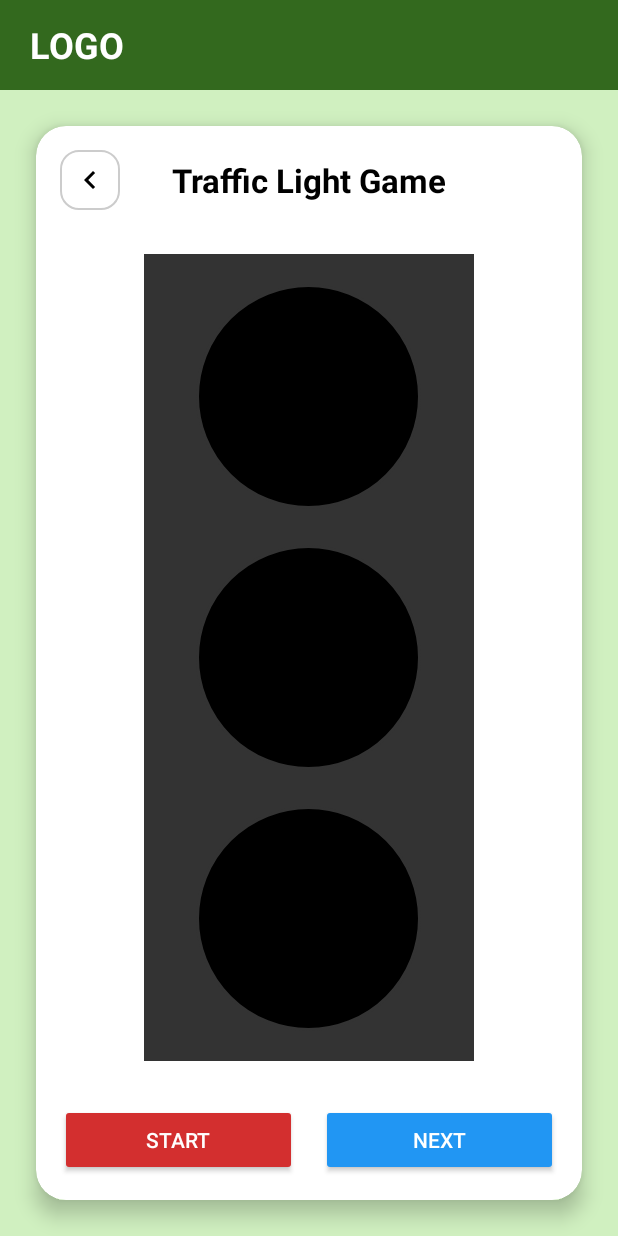
After one commit to xela-ron/Pag-BAUL, an Android app built with Jetpack Compose: the fragment Book3Station4Fragment placed in its activity, on a phone screen of 412 x 824 dp. The commit adds this screen. Run offline under Robolectric (Android 15) with nearby library versions, the phone set to English and light mode, and no system bars.

Commit message:
book 3 game 1

```diff
--- /dev/null
+++ b/app/src/main/java/com/example/pag_baul/Book3Station4Fragment.kt
@@ -0,0 +1,140 @@
+package com.example.pag_baul
+
+import android.os.Bundle
+import android.os.Handler
+import android.os.Looper
+import android.view.LayoutInflater
+import android.view.View
+import android.view.ViewGroup
+import android.widget.Button
+import android.widget.ImageView
+import android.widget.TextView
+import androidx.fragment.app.Fragment
+
+class Book3Station4Fragment : Fragment() {
+
+    private lateinit var lightRed: TextView
+    private lateinit var lightYellow: TextView
+    private lateinit var lightGreen: TextView
+    private lateinit var btnStop: Button
+
+    private val handler = Handler(Looper.getMainLooper())
+    private var isRunning = false
+    private var currentState = 0 // 0 = Start/Red, 1 = Yellow, 2 = Green
+
+    // The logic:
+    // When Running:
+    // - Red lights up, others off.
+    // - After 1 sec, Yellow lights up, others off.
+    // - After 1 sec, Green lights up, others off.
+    // - After 1 sec, Back to Red.
+    // Question text only appears on stop.
+
+    private val trafficLightRunnable = object : Runnable {
+        override fun run() {
+            if (!isRunning) return
+
+            resetLights()
+            // When running, clear all text
+            lightRed.text = ""
+            lightYellow.text = ""
+            lightGreen.text = ""
+
+            when (currentState) {
+                0 -> { // Red
+                    lightRed.setBackgroundResource(R.drawable.circle_red)
+                    currentState = 1
+                    handler.postDelayed(this, 1000)
+                }
+                1 -> { // Yellow
+                    lightYellow.setBackgroundResource(R.drawable.circle_yellow)
+                    currentState = 2
+                    handler.postDelayed(this, 1000)
+                }
+                2 -> { // Green
+                    lightGreen.setBackgroundResource(R.drawable.circle_green)
+                    currentState = 0 // Back to Red next
+                    handler.postDelayed(this, 1000)
+                }
+            }
+        }
+    }
+
+    override fun onCreateView(
+        inflater: LayoutInflater, container: ViewGroup?,
+        savedInstanceState: Bundle?
+    ): View? {
+        val view = inflater.inflate(R.layout.fragment_book3_station4, container, false)
+
+        val btnBack = view.findViewById<ImageView>(R.id.btnBack)
+        lightRed = view.findViewById(R.id.lightRed)
+        lightYellow = view.findViewById(R.id.lightYellow)
+        lightGreen = view.findViewById(R.id.lightGreen)
+        btnStop = view.findViewById(R.id.btnStop)
+        val btnNext = view.findViewById<Button>(R.id.btnNext)
+
+        // Initial state
+        lightRed.text = ""
+        lightYellow.text = ""
+        lightGreen.text = ""
+
+        btnBack.setOnClickListener {
+            parentFragmentManager.popBackStack()
+        }
+
+        btnStop.setOnClickListener {
+            if (isRunning) {
+                stopTrafficLight()
+            } else {
+                startTrafficLight()
+            }
+        }
+
+        btnNext.setOnClickListener {
+             (activity as MainActivity).loadFragment(Book3Station4Game2Fragment())
+        }
+
+        return view
+    }
+
+    private fun startTrafficLight() {
+        isRunning = true
+        btnStop.text = "Stop"
+        // Reset state to Red to start sequence nicely
+        currentState = 0
+        trafficLightRunnable.run()
+    }
+
+    private fun stopTrafficLight() {
+        isRunning = false
+        handler.removeCallbacks(trafficLightRunnable)
+        btnStop.text = "Start"
+
+        lightRed.text = ""
+        lightYellow.text = ""
+        lightGreen.text = ""
+
+        if (currentState == 1) {
+            // RED is lit
+            lightRed.text = "Ano ang mangyayari kapag huminto si Jeff sa pulang ilaw trapiko?"
+        } else if (currentState == 2) {
+            // YELLOW is lit
+            lightYellow.text = "Ano ang mangyayari kapag nakipagkarera si Saro sa ibang jeep?"
+        } else if (currentState == 0) {
+            // GREEN is lit
+            lightGreen.text = "Ano ang mangyayari kapag pinapaalalahanan ni Jeff ang mga bata na mag-ingat sa pagsakay?"
+        }
+    }
+
+    private fun resetLights() {
+        lightRed.setBackgroundResource(R.drawable.circle_black)
+        lightYellow.setBackgroundResource(R.drawable.circle_black)
+        lightGreen.setBackgroundResource(R.drawable.circle_black)
+    }
+
+    override fun onDestroyView() {
+        super.onDestroyView()
+        isRunning = false
+        handler.removeCallbacks(trafficLightRunnable)
+    }
+}
--- a/app/src/main/java/com/example/pag_baul/Bookfragment.kt
+++ b/app/src/main/java/com/example/pag_baul/Bookfragment.kt
@@ -157,7 +157,7 @@ class BookFragment : Fragment() {
                         add(QuestionData("Ano ang aral ng kuwento?\n", "Maging mabilis sa daan", "Maging mayabang", "Maging responsable at mabait", " Maging palaaway", "Maging responsable at mabait"))
                     })
 
-                    4 -> openGenericFragment(StationFragment())
+                    4 -> openGenericFragment(Book3Station4Fragment())
 
                     5 -> openStation5WithQuestions(ArrayList<String>().apply {
                         add("1. Ano ang naramdaman mo nang makita mong tinulungan ni Jeff si Saro pagkatapos ng aksidente?")
--- /dev/null
+++ b/app/src/main/res/drawable/circle_black.xml
@@ -0,0 +1,6 @@
+<?xml version="1.0" encoding="utf-8"?>
+<shape xmlns:android="http://schemas.android.com/apk/res/android"
+    android:shape="oval">
+    <solid android:color="#000000"/>
+    <stroke android:width="2dp" android:color="#333333"/>
+</shape>
--- /dev/null
+++ b/app/src/main/res/drawable/circle_green.xml
@@ -0,0 +1,6 @@
+<?xml version="1.0" encoding="utf-8"?>
+<shape xmlns:android="http://schemas.android.com/apk/res/android"
+    android:shape="oval">
+    <solid android:color="#00FF00"/>
+    <stroke android:width="2dp" android:color="#000000"/>
+</shape>
--- /dev/null
+++ b/app/src/main/res/drawable/circle_red.xml
@@ -0,0 +1,6 @@
+<?xml version="1.0" encoding="utf-8"?>
+<shape xmlns:android="http://schemas.android.com/apk/res/android"
+    android:shape="oval">
+    <solid android:color="#FF0000"/>
+    <stroke android:width="2dp" android:color="#000000"/>
+</shape>
--- /dev/null
+++ b/app/src/main/res/drawable/circle_yellow.xml
@@ -0,0 +1,6 @@
+<?xml version="1.0" encoding="utf-8"?>
+<shape xmlns:android="http://schemas.android.com/apk/res/android"
+    android:shape="oval">
+    <solid android:color="#FFD700"/>
+    <stroke android:width="2dp" android:color="#000000"/>
+</shape>
--- /dev/null
+++ b/app/src/main/res/layout/fragment_book3_station4.xml
@@ -0,0 +1,163 @@
+<?xml version="1.0" encoding="utf-8"?>
+<androidx.constraintlayout.widget.ConstraintLayout xmlns:android="http://schemas.android.com/apk/res/android"
+    xmlns:app="http://schemas.android.com/apk/res-auto"
+    android:layout_width="match_parent"
+    android:layout_height="match_parent"
+    android:background="#D0F0C0">
+
+    <!-- Header / LOGO -->
+    <LinearLayout
+        android:id="@+id/header"
+        android:layout_width="match_parent"
+        android:layout_height="60dp"
+        android:background="#33691E"
+        android:gravity="center_vertical"
+        android:paddingStart="20dp"
+        app:layout_constraintTop_toTopOf="parent">
+
+        <TextView
+            android:layout_width="wrap_content"
+            android:layout_height="wrap_content"
+            android:text="LOGO"
+            android:textColor="#FFFFFF"
+            android:textSize="24sp"
+            android:textStyle="bold" />
+    </LinearLayout>
+
+    <!-- White Floating Card -->
+    <androidx.cardview.widget.CardView
+        android:layout_width="match_parent"
+        android:layout_height="0dp"
+        android:layout_margin="24dp"
+        app:cardCornerRadius="20dp"
+        app:cardElevation="8dp"
+        app:cardBackgroundColor="@android:color/white"
+        app:layout_constraintTop_toBottomOf="@+id/header"
+        app:layout_constraintBottom_toBottomOf="parent"
+        app:layout_constraintStart_toStartOf="parent"
+        app:layout_constraintEnd_toEndOf="parent">
+
+        <androidx.constraintlayout.widget.ConstraintLayout
+            android:layout_width="match_parent"
+            android:layout_height="match_parent"
+            android:padding="16dp">
+
+            <!-- Back Button -->
+            <ImageView
+                android:id="@+id/btnBack"
+                android:layout_width="40dp"
+                android:layout_height="40dp"
+                android:src="@drawable/ic_arrow_back"
+                android:padding="8dp"
+                android:background="@drawable/rounded_border"
+                app:tint="@android:color/black"
+                app:layout_constraintStart_toStartOf="parent"
+                app:layout_constraintTop_toTopOf="parent"/>
+
+            <!-- Title -->
+            <TextView
+                android:id="@+id/tvTitle"
+                android:layout_width="wrap_content"
+                android:layout_height="wrap_content"
+                android:text="Traffic Light Game"
+                android:textSize="22sp"
+                android:textStyle="bold"
+                android:textColor="#000000"
+                app:layout_constraintStart_toStartOf="parent"
+                app:layout_constraintEnd_toEndOf="parent"
+                app:layout_constraintTop_toTopOf="@id/btnBack"
+                app:layout_constraintBottom_toBottomOf="@id/btnBack"/>
+
+            <!-- Custom Traffic Light View -->
+            <LinearLayout
+                android:id="@+id/trafficLightContainer"
+                android:layout_width="220dp"
+                android:layout_height="wrap_content"
+                android:orientation="vertical"
+                android:background="#333333"
+                android:padding="20dp"
+                android:gravity="center"
+                app:layout_constraintTop_toBottomOf="@id/btnBack"
+                app:layout_constraintBottom_toTopOf="@id/buttonRow"
+                app:layout_constraintStart_toStartOf="parent"
+                app:layout_constraintEnd_toEndOf="parent">
+
+                <!-- RED LIGHT -->
+                <TextView
+                    android:id="@+id/lightRed"
+                    android:layout_width="150dp"
+                    android:layout_height="150dp"
+                    android:layout_marginBottom="24dp"
+                    android:background="@drawable/circle_black"
+                    android:gravity="center"
+                    android:textSize="14sp"
+                    android:textColor="#FFFFFF"
+                    android:padding="12dp"
+                    android:textAlignment="center"/>
+
+                <!-- YELLOW LIGHT -->
+                <TextView
+                    android:id="@+id/lightYellow"
+                    android:layout_width="150dp"
+                    android:layout_height="150dp"
+                    android:layout_marginBottom="24dp"
+                    android:background="@drawable/circle_black"
+                    android:gravity="center"
+                    android:textSize="14sp"
+                    android:textColor="#FFFFFF"
+                    android:padding="12dp"
+                    android:textAlignment="center"/>
+
+                <!-- GREEN LIGHT -->
+                <TextView
+                    android:id="@+id/lightGreen"
+                    android:layout_width="150dp"
+                    android:layout_height="150dp"
+                    android:background="@drawable/circle_black"
+                    android:gravity="center"
+                    android:textSize="14sp"
+                    android:textColor="#FFFFFF"
+                    android:padding="12dp"
+                    android:textAlignment="center"/>
+
+            </LinearLayout>
+
+            <!-- Bottom Buttons Container -->
+            <LinearLayout
+                android:id="@+id/buttonRow"
+                android:layout_width="match_parent"
+                android:layout_height="wrap_content"
+                android:orientation="horizontal"
+                app:layout_constraintBottom_toBottomOf="parent"
+                app:layout_constraintStart_toStartOf="parent"
+                app:layout_constraintEnd_toEndOf="parent">
+
+                <!-- Stop Button -->
+                <Button
+                    android:id="@+id/btnStop"
+                    android:layout_width="0dp"
+                    android:layout_height="wrap_content"
+                    android:layout_weight="1"
+                    android:text="Start"
+                    android:backgroundTint="#D32F2F"
+                    android:textColor="#FFFFFF"
+                    android:layout_marginEnd="8dp"/>
+
+                <!-- Next Button -->
+                <Button
+                    android:id="@+id/btnNext"
+                    android:layout_width="0dp"
+                    android:layout_height="wrap_content"
+                    android:layout_weight="1"
+                    android:text="Next"
+                    android:backgroundTint="#2196F3"
+                    android:textColor="#FFFFFF"
+                    android:layout_marginStart="8dp"/>
+
+            </LinearLayout>
+
+        </androidx.constraintlayout.widget.ConstraintLayout>
+
+    </androidx.cardview.widget.CardView>
+
+</androidx.constraintlayout.widget.ConstraintLayout>
```
Also changed, not shown: app/src/main/java/com/example/pag_baul/Book3Station4Game2Fragment.kt (added, +25 -0 lines), app/src/main/res/layout/fragment_book3_station4_game2.xml (added, +87 -0 lines), app/src/main/res/drawable/traffic_light.png (added).
